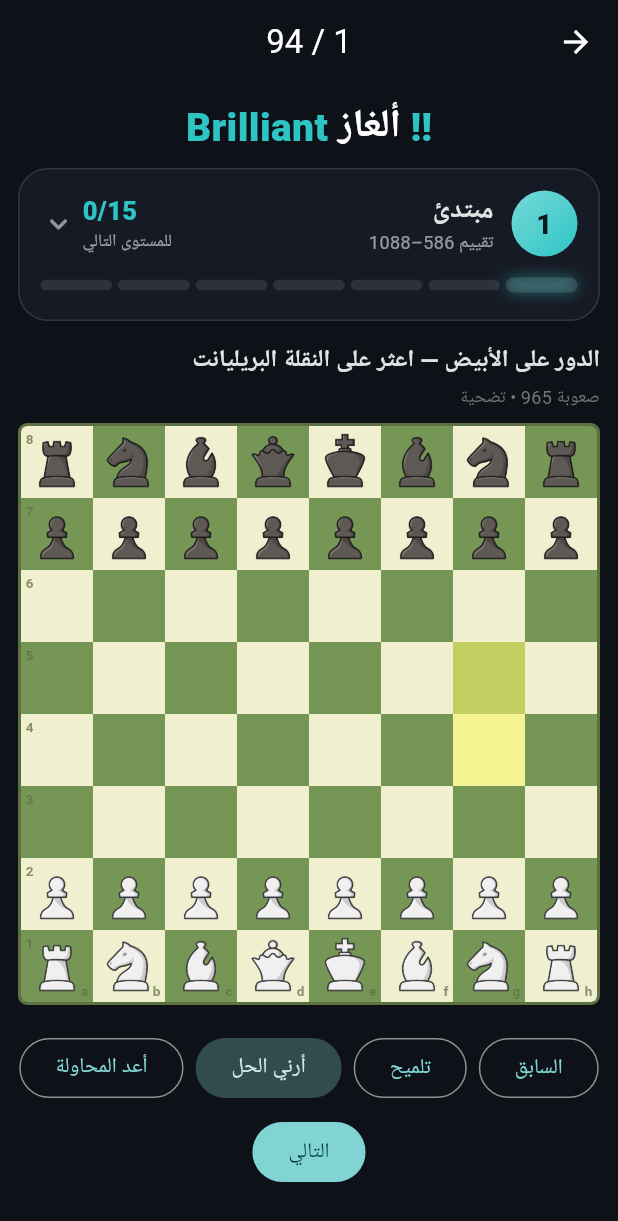
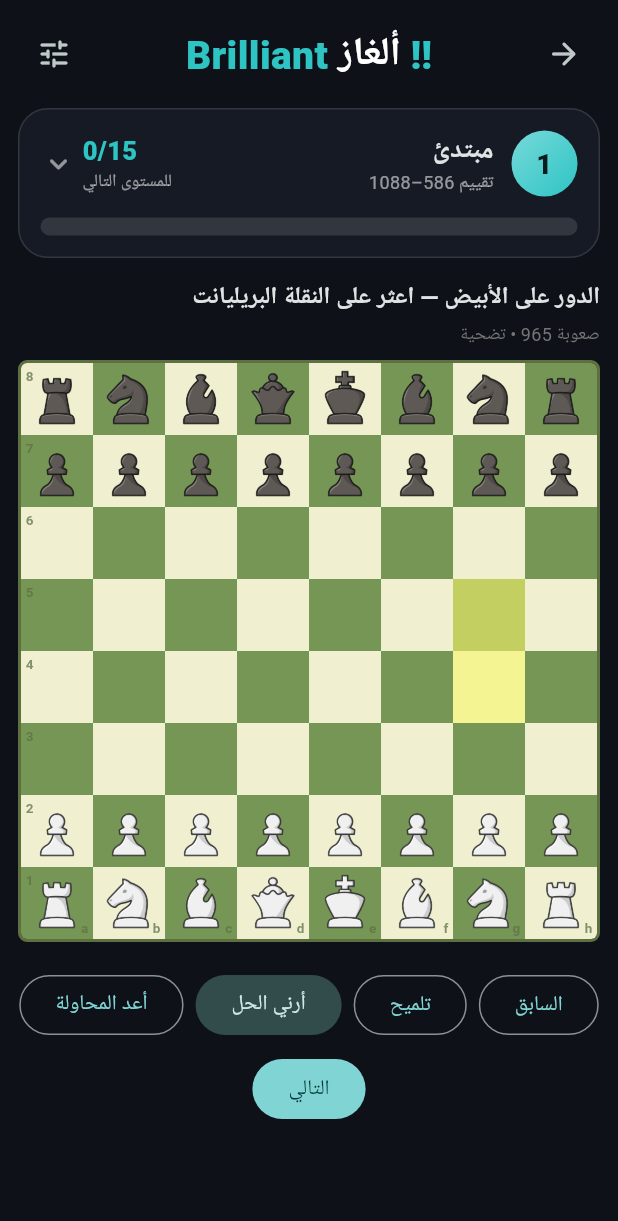
Before and after one commit to nazarslah0/Chess1, a Flutter app: the LichessPuzzlesScreen screen opened directly, on a phone screen of 412 x 824 dp. Shown: the top 1221 px of the screen. Run offline on Flutter 3.47's test engine with Material 3 defaults, Android fonts, the phone set to English and light mode, and no system bars; our stand-ins replace audioplayers, shared_preferences; missing offline and left inert: chess, lc0; accounts and stored records are empty.

Commit message:
Add files via upload

```diff
--- a/lib/app_ui.dart
+++ b/lib/app_ui.dart
@@ -35,6 +35,7 @@ class AppBoard extends StatelessWidget {
   final String? arrowTo;
   final List<BoardArrow> arrows;
   final List<BoardBadge> badges;
+  final List<BoardLabel> labels;
   final bool showCoordinates;
   final bool interactive;
   final double? maxWidth;
@@ -48,6 +49,7 @@ class AppBoard extends StatelessWidget {
     this.arrowTo,
     this.arrows = const [],
     this.badges = const [],
+    this.labels = const [],
     this.showCoordinates = true,
     this.interactive = true,
     this.maxWidth = kBoardMaxWidth,
@@ -67,6 +69,7 @@ class AppBoard extends StatelessWidget {
         arrowTo: arrowTo,
         arrows: arrows,
         badges: badges,
+        labels: labels,
         showCoordinates: showCoordinates,
         interactive: interactive,
       ),
--- a/lib/board_widget.dart
+++ b/lib/board_widget.dart
@@ -31,6 +31,19 @@ class BoardBadge {
   });
 }
 
+/// نص صغير يظهر فوق قطعة في الجهة اليسرى من مربعها (مثل Brilliant !!).
+class BoardLabel {
+  final String square;
+  final String text;
+  final Color color;
+
+  const BoardLabel({
+    required this.square,
+    required this.text,
+    this.color = const Color(0xFF1BACA6),
+  });
+}
+
 class BoardWidget extends StatefulWidget {
   final GameState state;
   final BoardTheme boardTheme;
@@ -48,6 +61,9 @@ class BoardWidget extends StatefulWidget {
 
   /// علامات جودة النقلة فوق القطع (مراجعة المباراة فقط).
   final List<BoardBadge> badges;
+
+  /// نصوص فوق القطع (مثل Brilliant عند أول نقلة بريليانت في لغز).
+  final List<BoardLabel> labels;
 
   final bool showCoordinates;
 
@@ -69,6 +85,7 @@ class BoardWidget extends StatefulWidget {
     this.arrows = const [],
     this.targets = const {},
     this.badges = const [],
+    this.labels = const [],
     this.showCoordinates = true,
     this.interactive = true,
   });
@@ -570,6 +587,19 @@ class _BoardWidgetState extends State<BoardWidget> {
                         size: size,
                         flipped: flipped,
                       ),
+
+                  // ==================================================
+                  // نصوص فوق القطع (الجهة اليسرى من المربع)
+                  // ==================================================
+
+                  for (final label in widget.labels)
+                    if (_validSquare(label.square))
+                      _labelPositioned(
+                        label: label,
+                        cell: cell,
+                        size: size,
+                        flipped: flipped,
+                      ),
                 ],
               ),
               ),
@@ -577,6 +607,62 @@ class _BoardWidgetState extends State<BoardWidget> {
           );
         },
       ),
+      ),
+    );
+  }
+
+  Widget _labelPositioned({
+    required BoardLabel label,
+    required double cell,
+    required double size,
+    required bool flipped,
+  }) {
+    final grid = squareToGrid(label.square, flipped: flipped);
+
+    if (grid == null) return const SizedBox.shrink();
+
+    final h = cell * 0.36;
+    final w = cell * 2.1;
+
+    final left = (grid.col * cell - cell * 0.05)
+        .clamp(0.0, size - w)
+        .toDouble();
+
+    final top = (grid.row * cell - h * 0.85)
+        .clamp(0.0, size - h)
+        .toDouble();
+
+    return Positioned(
+      left: left,
+      top: top,
+      child: IgnorePointer(
+        child: Directionality(
+          textDirection: TextDirection.ltr,
+          child: Container(
+            height: h,
+            padding: EdgeInsets.symmetric(horizontal: cell * 0.14),
+            decoration: BoxDecoration(
+              color: label.color,
+              borderRadius: BorderRadius.circular(h / 2),
+              boxShadow: const [
+                BoxShadow(color: Color(0x66000000), blurRadius: 4),
+              ],
+            ),
+            child: Center(
+              widthFactor: 1,
+              child: Text(
+                label.text,
+                maxLines: 1,
+                style: TextStyle(
+                  color: Colors.white,
+                  fontSize: cell * 0.22,
+                  fontWeight: FontWeight.w900,
+                  height: 1,
+                ),
+              ),
+            ),
+          ),
+        ),
       ),
     );
   }
--- a/lib/bot_play_screen.dart
+++ b/lib/bot_play_screen.dart
@@ -4,6 +4,7 @@ import 'dart:math' as math;
 import 'package:flutter/material.dart';
 
 import 'app_ui.dart';
+import 'board_options.dart';
 import 'board_input.dart';
 import 'engine_service.dart';
 import 'game_analysis_screen.dart';
@@ -500,7 +501,10 @@ class _BotPlayScreenState extends State<BotPlayScreen> {
   @override
   Widget build(BuildContext context) {
     return Scaffold(
-      appBar: AppBar(title: const Text('العب ضد روبوت')),
+      appBar: AppBar(
+        title: const Text('العب ضد روبوت'),
+        actions: const [BoardOptionsButton()],
+      ),
       body: SafeArea(
         // شاشة المباراة ثابتة (بدون تمرير) حتى لا يتحرك أي شيء عند كل
         // نقلة؛ شاشة الإعداد وحدها قابلة للتمرير.
--- a/lib/game_analysis_screen.dart
+++ b/lib/game_analysis_screen.dart
@@ -9,6 +9,7 @@ import 'analysis_result.dart';
 import 'analysis_rules.dart';
 import 'app_ui.dart';
 import 'analysis_mode.dart';
+import 'board_options.dart';
 import 'board_widget.dart';
 import 'game_review_models.dart';
 import 'lichess_data_service.dart';
--- a/lib/lichess_puzzles_screen.dart
+++ b/lib/lichess_puzzles_screen.dart
@@ -5,6 +5,8 @@ import 'package:flutter/material.dart';
 
 import 'app_ui.dart';
 import 'board_input.dart';
+import 'board_options.dart';
+import 'board_widget.dart' show BoardLabel;
 import 'lichess_puzzles.dart';
 import 'models.dart';
 import 'sound_service.dart';
@@ -62,6 +64,9 @@ class _LichessPuzzlesScreenState extends State<LichessPuzzlesScreen> {
   Color _feedbackColor = AppColors.muted;
   String? _hintUci;
   String? _solutionText;
+
+  /// مربع تظهر فوقه علامة Brilliant بعد أول نقلة صحيحة.
+  String? _brilliantSquare;
 
   bool get _isMate => widget.category == PuzzleCategory.mate;
 
@@ -377,6 +382,7 @@ class _LichessPuzzlesScreenState extends State<LichessPuzzlesScreen> {
       _feedback = null;
       _hintUci = null;
       _solutionText = null;
+      _brilliantSquare = null;
     });
 
     _rebuild(p, 0);
@@ -454,6 +460,13 @@ class _LichessPuzzlesScreenState extends State<LichessPuzzlesScreen> {
     final acceptsAsMate = _isMate && _isCheckmate();
 
     if (matchesLine || acceptsAsMate) {
+      // أول نقلة صحيحة في ألغاز بريليانت: نظهر علامة Brilliant فوق القطعة.
+      if (_ply == 1 && !_isMate) {
+        _brilliantSquare = parseUci(uci)?.to;
+      } else {
+        _brilliantSquare = null;
+      }
+
       _ply++;
 
       if (acceptsAsMate || _ply >= p.moves.length) {
@@ -497,7 +510,10 @@ class _LichessPuzzlesScreenState extends State<LichessPuzzlesScreen> {
 
     _rebuild(p, _ply);
 
-    setState(() => _busy = false);
+    setState(() {
+      _busy = false;
+      _brilliantSquare = null;
+    });
   }
 
   Future<void> _onSolved(LichessPuzzle p) async {
@@ -600,17 +616,29 @@ class _LichessPuzzlesScreenState extends State<LichessPuzzlesScreen> {
     return Theme(
       data: _screenTheme(),
       child: Scaffold(
-        appBar: AppBar(
-          title: Text(p == null ? '' : '${_index + 1} / ${_items.length}'),
-        ),
         body: SafeArea(
           child: _loading
-              ? const LoadingView()
-              : (p == null ? _buildEmpty() : _buildPuzzle(p)),
+              ? _withBack(const LoadingView())
+              : (p == null ? _withBack(_buildEmpty()) : _buildPuzzle(p)),
         ),
       ),
     );
   }
+
+  /// زر رجوع فوق حالتي التحميل/الفراغ (لا يوجد شريط علوي في الصفحة).
+  Widget _withBack(Widget child) => Column(
+        children: [
+          Align(
+            alignment: AlignmentDirectional.centerStart,
+            child: IconButton(
+              tooltip: 'رجوع',
+              icon: const Icon(Icons.arrow_back_rounded),
+              onPressed: () => Navigator.of(context).maybePop(),
+            ),
+          ),
+          Expanded(child: child),
+        ],
+      );
 
   Widget _buildEmpty() => const CenteredMessage('تعذّر تحميل الألغاز.');
 
@@ -642,7 +670,6 @@ class _LichessPuzzlesScreenState extends State<LichessPuzzlesScreen> {
         accent: _accent,
         level: _level,
         infos: _infos(),
-        onSelect: _selectLevel,
         onOpenSheet: _openLevelsSheet,
       ),
       board: AppBoard(
@@ -651,6 +678,11 @@ class _LichessPuzzlesScreenState extends State<LichessPuzzlesScreen> {
         targets: _input.targets,
         arrowFrom: arrow?.from,
         arrowTo: arrow?.to,
+        labels: _brilliantSquare == null
+            ? const <BoardLabel>[]
+            : <BoardLabel>[
+                BoardLabel(square: _brilliantSquare!, text: '!! Brilliant'),
+              ],
       ),
       feedback: _feedback,
       feedbackColor: _feedbackColor,
@@ -743,7 +775,6 @@ class _LevelHeader extends StatelessWidget {
   final Color accent;
   final int level;
   final List<_LevelInfo> infos;
-  final ValueChanged<int> onSelect;
   final VoidCallback onOpenSheet;
 
   const _LevelHeader({
@@ -751,7 +782,6 @@ class _LevelHeader extends StatelessWidget {
     required this.accent,
     required this.level,
     required this.infos,
-    required this.onSelect,
     required this.onOpenSheet,
   });
 
@@ -781,7 +811,16 @@ class _LevelHeader extends StatelessWidget {
     return Column(
       crossAxisAlignment: CrossAxisAlignment.stretch,
       children: [
-        Text.rich(
+        // الصف العلوي: رجوع (يمين) — العنوان — خيارات (يسار).
+        Row(
+          children: [
+            IconButton(
+              tooltip: 'رجوع',
+              icon: const Icon(Icons.arrow_back_rounded),
+              onPressed: () => Navigator.of(context).maybePop(),
+            ),
+            Expanded(
+              child: Text.rich(
                 TextSpan(
                   children: [
                     TextSpan(
@@ -799,6 +838,10 @@ class _LevelHeader extends StatelessWidget {
                   ],
                 ),
                 textAlign: TextAlign.center,
+              ),
+            ),
+            const BoardOptionsButton(),
+          ],
         ),
         const SizedBox(height: 12),
         Material(
@@ -873,28 +916,9 @@ class _LevelHeader extends StatelessWidget {
                       ),
                     ],
                   ),
-                  const SizedBox(height: 6),
-                  Row(
-                    children: [
-                      for (var i = 0; i < infos.length; i++) ...[
-                        if (i > 0) const SizedBox(width: 4),
-                        Expanded(
-                          child: GestureDetector(
-                            behavior: HitTestBehavior.opaque,
-                            onTap: () => onSelect(i),
-                            child: Padding(
-                              padding: const EdgeInsets.symmetric(vertical: 8),
-                              child: _Segment(
-                                info: infos[i],
-                                current: i == level,
-                                accent: accent,
-                              ),
-                            ),
-                          ),
-                        ),
-                      ],
-                    ],
-                  ),
+                  const SizedBox(height: 14),
+                  _ProgressBar(fill: cur.fill, accent: accent),
+                  const SizedBox(height: 4),
                 ],
               ),
             ),
@@ -905,37 +929,42 @@ class _LevelHeader extends StatelessWidget {
   }
 }
 
-class _Segment extends StatelessWidget {
-  final _LevelInfo info;
-  final bool current;
+/// شريط تقدم واحد متصل نحو المستوى التالي.
+class _ProgressBar extends StatelessWidget {
+  final double fill;
   final Color accent;
 
-  const _Segment({
-    required this.info,
-    required this.current,
-    required this.accent,
-  });
+  const _ProgressBar({required this.fill, required this.accent});
 
   @override
   Widget build(BuildContext context) {
-    final h = current ? 10.0 : 7.0;
-
-    return Container(
-      height: h,
+    return TweenAnimationBuilder<double>(
+      tween: Tween<double>(begin: 0, end: fill),
+      duration: const Duration(milliseconds: 450),
+      curve: Curves.easeOutCubic,
+      builder: (context, v, _) => Container(
+        height: 12,
         decoration: BoxDecoration(
-        color: info.unlocked ? Colors.white12 : Colors.white10,
-        borderRadius: BorderRadius.circular(h / 2),
-        boxShadow: current
-            ? [BoxShadow(color: accent.withValues(alpha: 0.45), blurRadius: 8)]
-            : null,
+          color: Colors.white12,
+          borderRadius: BorderRadius.circular(6),
         ),
         child: ClipRRect(
-        borderRadius: BorderRadius.circular(h / 2),
+          borderRadius: BorderRadius.circular(6),
           child: Align(
             alignment: AlignmentDirectional.centerStart,
             child: FractionallySizedBox(
-            widthFactor: info.fill,
-            child: Container(color: accent),
+              widthFactor: v,
+              child: DecoratedBox(
+                decoration: BoxDecoration(
+                  gradient: LinearGradient(
+                    colors: [
+                      Color.lerp(accent, Colors.white, 0.25)!,
+                      accent,
+                    ],
+                  ),
+                ),
+              ),
+            ),
           ),
         ),
       ),
--- a/lib/maia_play_screen.dart
+++ b/lib/maia_play_screen.dart
@@ -5,6 +5,7 @@ import 'package:flutter/material.dart';
 
 import 'app_settings.dart';
 import 'app_ui.dart';
+import 'board_options.dart';
 import 'board_input.dart';
 import 'game_analysis_screen.dart';
 import 'maia_service.dart';
@@ -408,7 +409,10 @@ class _MaiaPlayScreenState extends State<MaiaPlayScreen> {
   @override
   Widget build(BuildContext context) {
     return Scaffold(
-      appBar: AppBar(title: const Text('العب ضد Maia')),
+      appBar: AppBar(
+        title: const Text('العب ضد Maia'),
+        actions: const [BoardOptionsButton()],
+      ),
       body: SafeArea(
         child: SingleChildScrollView(
           padding: const EdgeInsets.all(12),
--- a/lib/position_analyzer_screen.dart
+++ b/lib/position_analyzer_screen.dart
@@ -3,6 +3,7 @@ import 'package:chess/chess.dart' as ch;
 
 import 'app_settings.dart';
 import 'app_ui.dart';
+import 'board_options.dart';
 import 'engine_service.dart';
 import 'models.dart';
 import 'panels.dart';
@@ -806,7 +807,10 @@ class _PositionAnalyzerScreenState extends State<PositionAnalyzerScreen> {
     return Theme(
       data: _screenTheme(),
       child: Scaffold(
-        appBar: AppBar(title: const Text('وضعية خاصة')),
+        appBar: AppBar(
+          title: const Text('وضعية خاصة'),
+          actions: const [BoardOptionsButton()],
+        ),
         body: SafeArea(
           child: Center(
             child: ConstrainedBox(
--- a/lib/puzzles_screen.dart
+++ b/lib/puzzles_screen.dart
@@ -3,6 +3,7 @@ import 'dart:async';
 import 'package:flutter/material.dart';
 
 import 'app_ui.dart';
+import 'board_options.dart';
 import 'board_input.dart';
 import 'models.dart';
 import 'puzzle_storage.dart';
@@ -201,6 +202,7 @@ class _PuzzlesScreenState extends State<PuzzlesScreen> {
               : 'تمرين ${_index + 1} / ${_items.length}',
         ),
         actions: [
+          const BoardOptionsButton(),
           if (p != null)
             IconButton(
               tooltip: 'حذف التمرين',
```
Also changed, not shown: lib/board_options.dart (added, +245 -0 lines), lib/game_analysis_review.dart (+8 -0 lines). Lines whose indentation alone changed are shown as unchanged.
